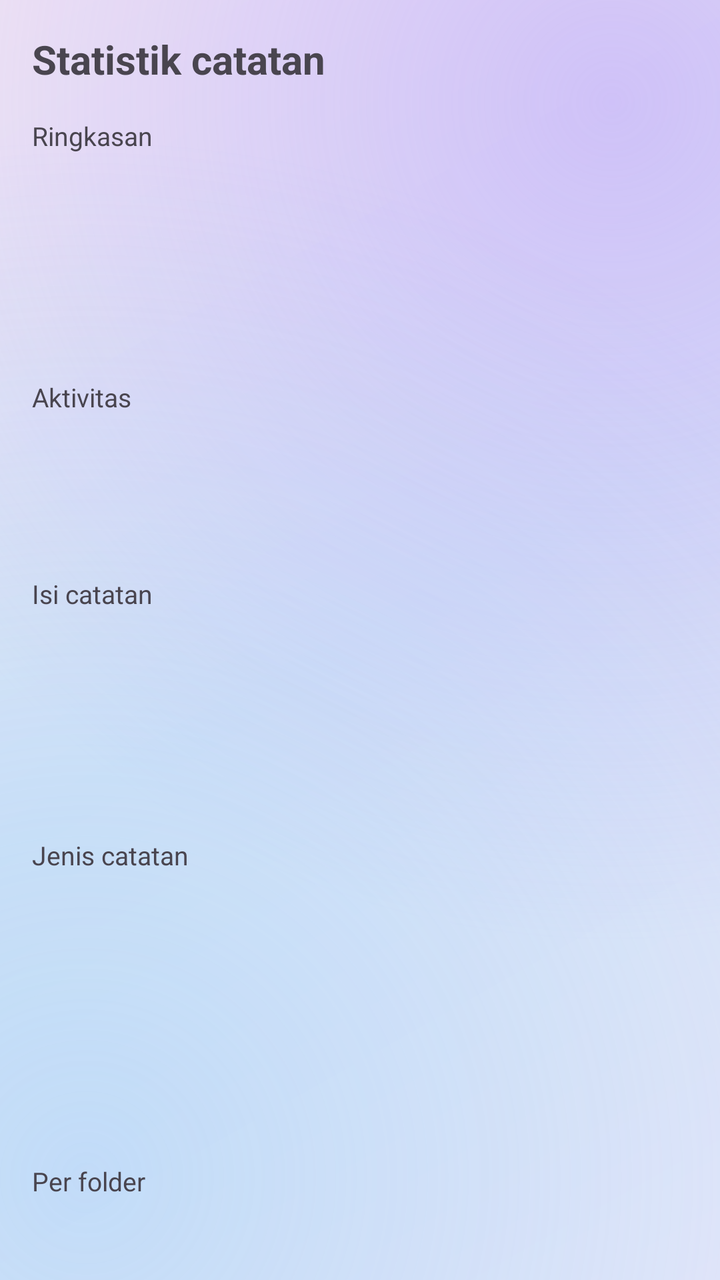
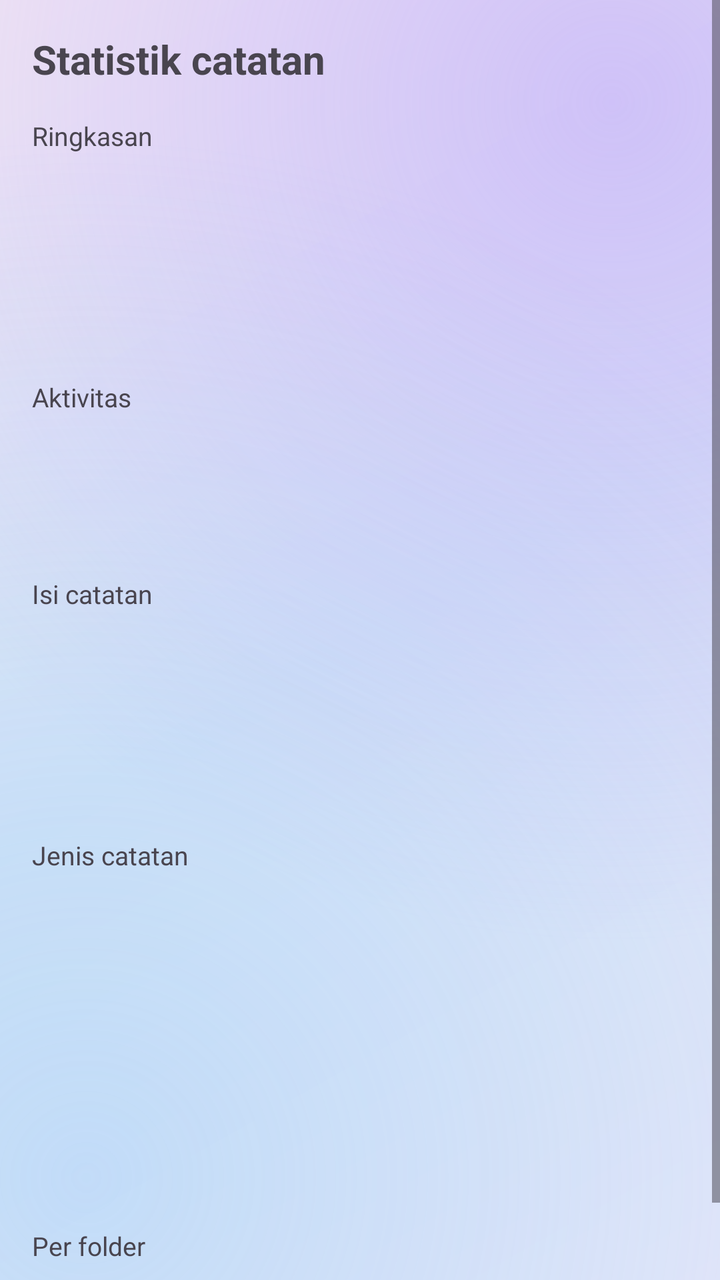

Two renders of the same Android screen: before a commit and after it. Below are the layout's source before the change and the commit's diff.
<!-- AndroidManifest.xml: application theme Theme.HozinNotes -->
<!-- res/layout/activity_stats.xml -->
<?xml version="1.0" encoding="utf-8"?>
<ScrollView xmlns:android="http://schemas.android.com/apk/res/android"
    android:layout_width="match_parent"
    android:layout_height="match_parent">

    <LinearLayout
        android:layout_width="match_parent"
        android:layout_height="wrap_content"
        android:orientation="vertical"
        android:padding="16dp">

        <TextView
            android:layout_width="match_parent"
            android:layout_height="wrap_content"
            android:text="@string/usage_title"
            android:textSize="20sp"
            android:textStyle="bold" />

        <TextView
            android:layout_width="match_parent"
            android:layout_height="wrap_content"
            android:layout_marginTop="16dp"
            android:text="@string/usage_section_summary"
            android:textSize="13sp"
            android:textColor="?attr/colorOnSurfaceVariant" />

        <include layout="@layout/item_stat_row"
            android:id="@+id/stats_row_active"
            android:layout_width="match_parent"
            android:layout_height="wrap_content" />
        <include layout="@layout/item_stat_row"
            android:id="@+id/stats_row_archived"
            android:layout_width="match_parent"
            android:layout_height="wrap_content" />
        <include layout="@layout/item_stat_row"
            android:id="@+id/stats_row_trashed"
            android:layout_width="match_parent"
            android:layout_height="wrap_content" />

        <TextView
            android:layout_width="match_parent"
            android:layout_height="wrap_content"
            android:layout_marginTop="16dp"
            android:text="@string/usage_section_activity"
            android:textSize="13sp"
            android:textColor="?attr/colorOnSurfaceVariant" />

        <include layout="@layout/item_stat_row"
            android:id="@+id/stats_row_week"
            android:layout_width="match_parent"
            android:layout_height="wrap_content" />
        <include layout="@layout/item_stat_row"
            android:id="@+id/stats_row_topday"
            android:layout_width="match_parent"
            android:layout_height="wrap_content" />

        <TextView
            android:layout_width="match_parent"
            android:layout_height="wrap_content"
            android:layout_marginTop="16dp"
            android:text="@string/usage_section_content"
            android:textSize="13sp"
            android:textColor="?attr/colorOnSurfaceVariant" />

        <include layout="@layout/item_stat_row"
            android:id="@+id/stats_row_chars"
            android:layout_width="match_parent"
            android:layout_height="wrap_content" />
        <include layout="@layout/item_stat_row"
            android:id="@+id/stats_row_avgchars"
            android:layout_width="match_parent"
            android:layout_height="wrap_content" />
        <include layout="@layout/item_stat_row"
            android:id="@+id/stats_row_longest"
            android:layout_width="match_parent"
            android:layout_height="wrap_content" />

        <TextView
            android:layout_width="match_parent"
            android:layout_height="wrap_content"
            android:layout_marginTop="16dp"
            android:text="@string/usage_section_types"
            android:textSize="13sp"
            android:textColor="?attr/colorOnSurfaceVariant" />

        <include layout="@layout/item_stat_row"
            android:id="@+id/stats_row_reminder"
            android:layout_width="match_parent"
            android:layout_height="wrap_content" />
        <include layout="@layout/item_stat_row"
            android:id="@+id/stats_row_locked"
            android:layout_width="match_parent"
            android:layout_height="wrap_content" />
        <include layout="@layout/item_stat_row"
            android:id="@+id/stats_row_checklist"
            android:layout_width="match_parent"
            android:layout_height="wrap_content" />
        <include layout="@layout/item_stat_row"
            android:id="@+id/stats_row_images"
            android:layout_width="match_parent"
            android:layout_height="wrap_content" />

        <TextView
            android:layout_width="match_parent"
            android:layout_height="wrap_content"
            android:layout_marginTop="16dp"
            android:text="@string/usage_section_folders"
            android:textSize="13sp"
            android:textColor="?attr/colorOnSurfaceVariant" />

        <LinearLayout
            android:id="@+id/stats_folders"
            android:layout_width="match_parent"
            android:layout_height="wrap_content"
            android:orientation="vertical" />

    </LinearLayout>
</ScrollView>
<!-- res/layout/item_stat_row.xml (included above) -->
<?xml version="1.0" encoding="utf-8"?>
<LinearLayout xmlns:android="http://schemas.android.com/apk/res/android"
    android:layout_width="match_parent"
    android:layout_height="wrap_content"
    android:orientation="horizontal"
    android:paddingTop="6dp"
    android:paddingBottom="6dp">

    <TextView
        android:id="@+id/row_label"
        android:layout_width="0dp"
        android:layout_height="wrap_content"
        android:layout_weight="1"
        android:textSize="15sp"
        android:textColor="?attr/colorOnSurface" />

    <TextView
        android:id="@+id/row_value"
        android:layout_width="wrap_content"
        android:layout_height="wrap_content"
        android:layout_marginStart="12dp"
        android:textSize="15sp"
        android:textStyle="bold"
        android:textColor="?attr/colorOnSurface" />

</LinearLayout>
<!-- resources referenced by this layout -->
<resources>
  <string name="usage_section_activity">Aktivitas</string>
  <string name="usage_section_content">Isi catatan</string>
  <string name="usage_section_folders">Per folder</string>
  <string name="usage_section_summary">Ringkasan</string>
  <string name="usage_section_types">Jenis catatan</string>
  <string name="usage_title">Statistik catatan</string>
  <style name="Theme.HozinNotes" parent="Theme.Material3.DayNight.NoActionBar">
          <item name="colorPrimary">@color/brand_primary</item>
          <item name="colorPrimaryContainer">@color/brand_accent</item>
          <item name="colorOnPrimary">@color/white</item>
          <item name="android:windowBackground">@drawable/bg_glass_gradient</item>
          <item name="colorSurface">@color/surface_light</item>
          <item name="materialCardViewStyle">@style/GlassCardView</item>
          <item name="bottomNavigationStyle">@style/GlassBottomNav</item>
      </style>
  <color name="brand_primary">#8B5CF6</color>
  <color name="brand_accent">#2DD4BF</color>
  <color name="white">#FFFFFF</color>
  <!-- drawable bg_glass_gradient (drawable) -->
  <?xml version="1.0" encoding="utf-8"?>
  <layer-list xmlns:android="http://schemas.android.com/apk/res/android">
      <item>
          <shape android:shape="rectangle">
              <gradient
                  android:angle="135"
                  android:startColor="@color/glass_bg_l1"
                  android:centerColor="@color/glass_bg_l2"
                  android:endColor="@color/glass_bg_l3" />
          </shape>
      </item>
      <item>
          <shape android:shape="rectangle">
              <gradient
                  android:type="radial"
                  android:gradientRadius="420dp"
                  android:centerX="0.85"
                  android:centerY="0.08"
                  android:startColor="@color/glass_blob_l1"
                  android:endColor="#00B79CFA" />
          </shape>
      </item>
      <item>
          <shape android:shape="rectangle">
              <gradient
                  android:type="radial"
                  android:gradientRadius="520dp"
                  android:centerX="0.12"
                  android:centerY="0.92"
                  android:startColor="@color/glass_blob_l2"
                  android:endColor="#008FCBF8" />
          </shape>
      </item>
  </layer-list>
  <color name="surface_light">#FFFFFF</color>
  <style name="GlassCardView" parent="Widget.Material3.CardView.Elevated">
          <item name="cardBackgroundColor">@color/glass_fill</item>
          <item name="cardElevation">0dp</item>
          <item name="strokeColor">@color/glass_stroke</item>
          <item name="strokeWidth">1dp</item>
      </style>
  <style name="GlassBottomNav" parent="Widget.Material3.BottomNavigationView">
          <item name="android:background">@drawable/glass_nav</item>
          <item name="elevation">0dp</item>
      </style>
  <color name="glass_bg_l1">#EDE9F9</color>
  <color name="glass_bg_l2">#DCE6F7</color>
  <color name="glass_bg_l3">#F3E9F4</color>
  <color name="glass_blob_l1">#80B79CFA</color>
  <color name="glass_blob_l2">#668FCBF8</color>
  <color name="glass_fill">#40FFFFFF</color>
  <color name="glass_stroke">#66FFFFFF</color>
  <!-- drawable glass_nav (drawable) -->
  <?xml version="1.0" encoding="utf-8"?>
  <layer-list xmlns:android="http://schemas.android.com/apk/res/android">
      <item>
          <shape android:shape="rectangle">
              <solid android:color="@color/glass_fill" />
          </shape>
      </item>
      <item
          android:height="1dp"
          android:gravity="top">
          <shape android:shape="rectangle">
              <solid android:color="@color/glass_stroke" />
          </shape>
      </item>
  </layer-list>
</resources>

<!-- the commit's change to res/layout/activity_stats.xml (unified diff, before → after) -->
@@ -99,6 +99,10 @@
             android:id="@+id/stats_row_images"
             android:layout_width="match_parent"
             android:layout_height="wrap_content" />
+        <include layout="@layout/item_stat_row"
+            android:id="@+id/stats_row_next_reminder"
+            android:layout_width="match_parent"
+            android:layout_height="wrap_content" />
 
         <TextView
             android:layout_width="match_parent"
@@ -110,6 +114,20 @@
 
         <LinearLayout
             android:id="@+id/stats_folders"
+            android:layout_width="match_parent"
+            android:layout_height="wrap_content"
+            android:orientation="vertical" />
+
+        <TextView
+            android:layout_width="match_parent"
+            android:layout_height="wrap_content"
+            android:layout_marginTop="16dp"
+            android:text="@string/usage_section_memories"
+            android:textSize="13sp"
+            android:textColor="?attr/colorOnSurfaceVariant" />
+
+        <LinearLayout
+            android:id="@+id/stats_memories"
             android:layout_width="match_parent"
             android:layout_height="wrap_content"
             android:orientation="vertical" />
<!-- resource entries referenced after the edit -->
@@ -3,6 +3,7 @@
   <string name="usage_section_activity">Aktivitas</string>
   <string name="usage_section_content">Isi catatan</string>
   <string name="usage_section_folders">Per folder</string>
+  <string name="usage_section_memories">Kenangan hari ini</string>
   <string name="usage_section_summary">Ringkasan</string>
   <string name="usage_section_types">Jenis catatan</string>
   <string name="usage_title">Statistik catatan</string>
